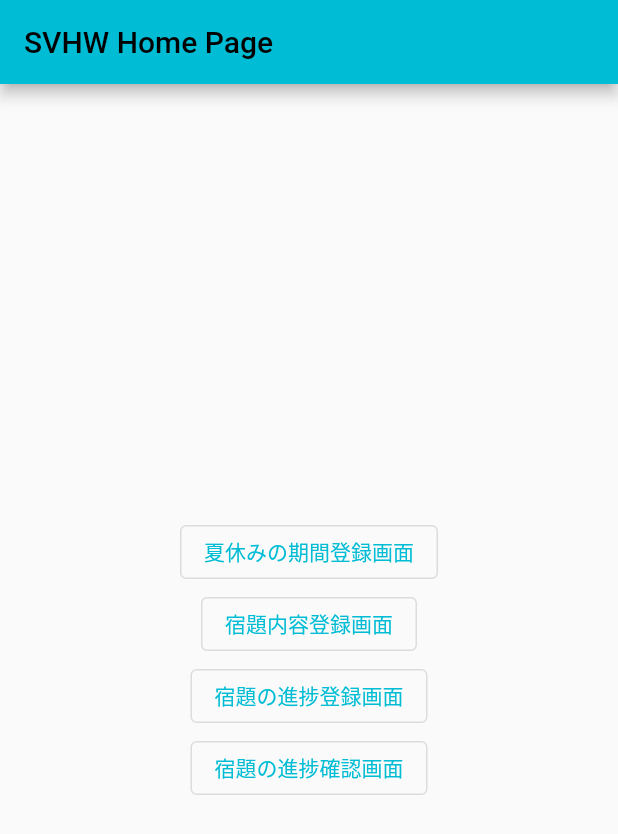
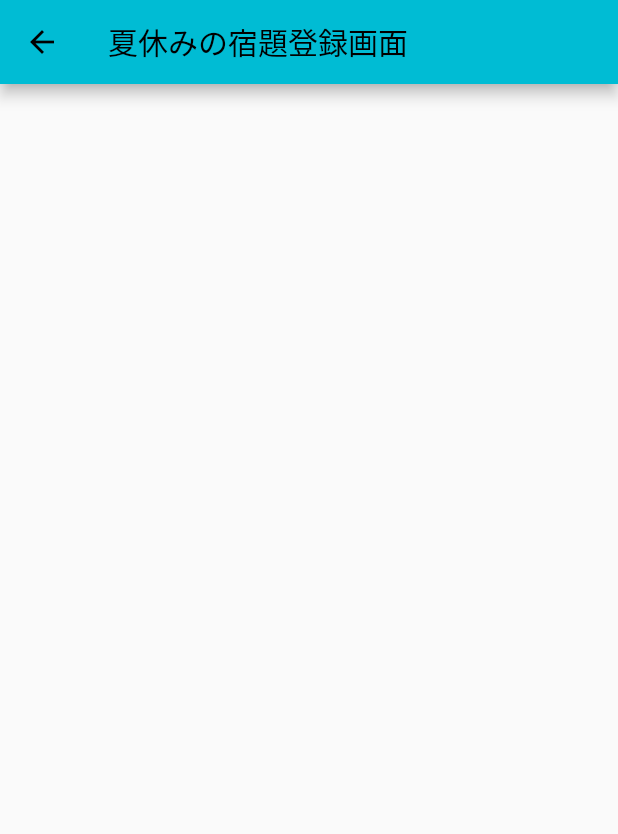
Before and after one commit to kamishi-44/svhw_app, a Flutter app: the screen it shows after launch, after a tap on "宿題内容登録画面", on a phone screen of 412 x 824 dp. Shown: the top 834 px of the screen. Run offline on Flutter 3.47's test engine with Material 2 defaults, Android fonts, the phone set to English and light mode, and no system bars; our stand-ins replace flutter_riverpod, objectbox; generated files the repository leaves out were written again.

Commit message:
[add] #3 次ボタンクリック時に夏休みの宿題登録画面に遷移する

```diff
--- a/lib/main.dart
+++ b/lib/main.dart
@@ -2,6 +2,7 @@ import 'package:flutter/material.dart';
 import 'package:flutter_riverpod/flutter_riverpod.dart';
 import 'package:svhw_app/constant/colors.dart';
 import 'package:svhw_app/constant/constant.dart';
+import 'package:svhw_app/view/register_homework_page.dart';
 import 'package:svhw_app/view/vacation_period_page.dart';
 
 import 'objectbox.g.dart';
@@ -67,7 +68,9 @@ class MyHomePage extends StatelessWidget {
           child: const Text('夏休みの期間登録画面')),
       OutlinedButton(
           onPressed: () {
-            null;
+            Navigator.of(context).push(MaterialPageRoute(
+                builder: (BuildContext context) =>
+                    const RegisterHomeworkPage()));
           },
           child: const Text('宿題内容登録画面')),
       OutlinedButton(
--- /dev/null
+++ b/lib/view/register_homework_page.dart
@@ -0,0 +1,19 @@
+import 'package:flutter/material.dart';
+import 'package:flutter/src/widgets/framework.dart';
+import 'package:flutter_riverpod/flutter_riverpod.dart';
+
+/// 夏休みの宿題を登録する画面です。
+/// 夏休みの情報を登録するときにだけ遷移できる画面で
+/// 夏休みの期間登録画面から遷移します。
+class RegisterHomeworkPage extends ConsumerWidget {
+  const RegisterHomeworkPage({super.key});
+
+  @override
+  Widget build(BuildContext context, WidgetRef ref) {
+    return Scaffold(
+      appBar: AppBar(
+        title: const Text('夏休みの宿題登録画面'),
+      ),
+    );
+  }
+}
--- a/lib/view/vacation_period_page.dart
+++ b/lib/view/vacation_period_page.dart
@@ -3,6 +3,7 @@ import 'package:flutter_riverpod/flutter_riverpod.dart';
 import 'package:svhw_app/constant/constant.dart';
 import 'package:svhw_app/provider/provider.dart';
 import 'package:svhw_app/view/page_util.dart';
+import 'package:svhw_app/view/register_homework_page.dart';
 
 /// 夏休みの期間を登録するページです。
 /// 夏休み情報が登録されていない場合のみ表示されます。
@@ -99,8 +100,12 @@ class VacationPeriodPage extends ConsumerWidget {
                     DateTime endDate = Constant.formatter.parseStrict(ref
                         .read(AppProvider.endDateControllerStateProvider)
                         .text);
-                    ref.read(AppProvider.periodProvider.notifier)
+                    ref
+                        .read(AppProvider.periodProvider.notifier)
                         .setPeriod(startDate, endDate);
+                    Navigator.of(context).push(MaterialPageRoute(
+                        builder: (BuildContext context) =>
+                            const RegisterHomeworkPage()));
                   },
                   child: const Text('次へ')),
             ),
```
